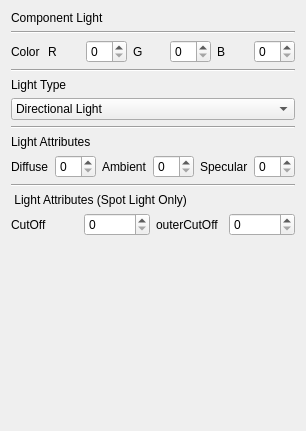
Before: the Qt Designer form componentlightwidget.ui in rogerbusquets97/Graphics-Engine, drawn with Qt 5.
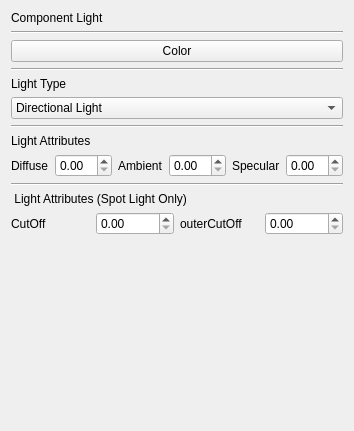
After: the same form once the commit is applied.

Commit message: Changing color from UI

What changed in the file:
```diff
--- a/componentlightwidget.ui
+++ b/componentlightwidget.ui
@@ -29,45 +29,14 @@
     </widget>
    </item>
    <item>
-    <layout class="QHBoxLayout" name="horizontalLayout">
-     <item>
-      <widget class="QLabel" name="label">
+    <widget class="QPushButton" name="ColorPicker">
        <property name="text">
         <string>Color</string>
        </property>
       </widget>
      </item>
      <item>
-      <widget class="QLabel" name="label_3">
-       <property name="text">
-        <string>R</string>
-       </property>
-      </widget>
-     </item>
-     <item>
-      <widget class="QSpinBox" name="spinBox_3"/>
-     </item>
-     <item>
-      <widget class="QLabel" name="label_4">
-       <property name="text">
-        <string>G</string>
-       </property>
-      </widget>
-     </item>
-     <item>
-      <widget class="QSpinBox" name="spinBox"/>
-     </item>
-     <item>
-      <widget class="QLabel" name="label_5">
-       <property name="text">
-        <string>B</string>
-       </property>
-      </widget>
-     </item>
-     <item>
-      <widget class="QSpinBox" name="spinBox_2"/>
-     </item>
-    </layout>
+    <layout class="QHBoxLayout" name="horizontalLayout"/>
    </item>
    <item>
     <widget class="Line" name="line_2">
@@ -126,7 +95,7 @@
       </widget>
      </item>
      <item>
-      <widget class="QSpinBox" name="spinBox_5"/>
+      <widget class="QDoubleSpinBox" name="Diffuse"/>
      </item>
      <item>
       <widget class="QLabel" name="label_9">
@@ -136,7 +105,7 @@
       </widget>
      </item>
      <item>
-      <widget class="QSpinBox" name="spinBox_4"/>
+      <widget class="QDoubleSpinBox" name="Ambient"/>
      </item>
      <item>
       <widget class="QLabel" name="label_10">
@@ -146,7 +115,7 @@
       </widget>
      </item>
      <item>
-      <widget class="QSpinBox" name="spinBox_6"/>
+      <widget class="QDoubleSpinBox" name="Specular"/>
      </item>
     </layout>
    </item>
@@ -174,7 +143,7 @@
       </widget>
      </item>
      <item>
-      <widget class="QSpinBox" name="spinBox_8"/>
+      <widget class="QDoubleSpinBox" name="CutOff"/>
      </item>
      <item>
       <widget class="QLabel" name="label_12">
@@ -184,7 +153,7 @@
       </widget>
      </item>
      <item>
-      <widget class="QSpinBox" name="spinBox_7"/>
+      <widget class="QDoubleSpinBox" name="OuterCutOff"/>
      </item>
     </layout>
    </item>
```
Left out of the diff: 2 changed lines with no effect on the pictures. Lines whose indentation alone changed are shown as unchanged. The commit also changes 5 other files.
